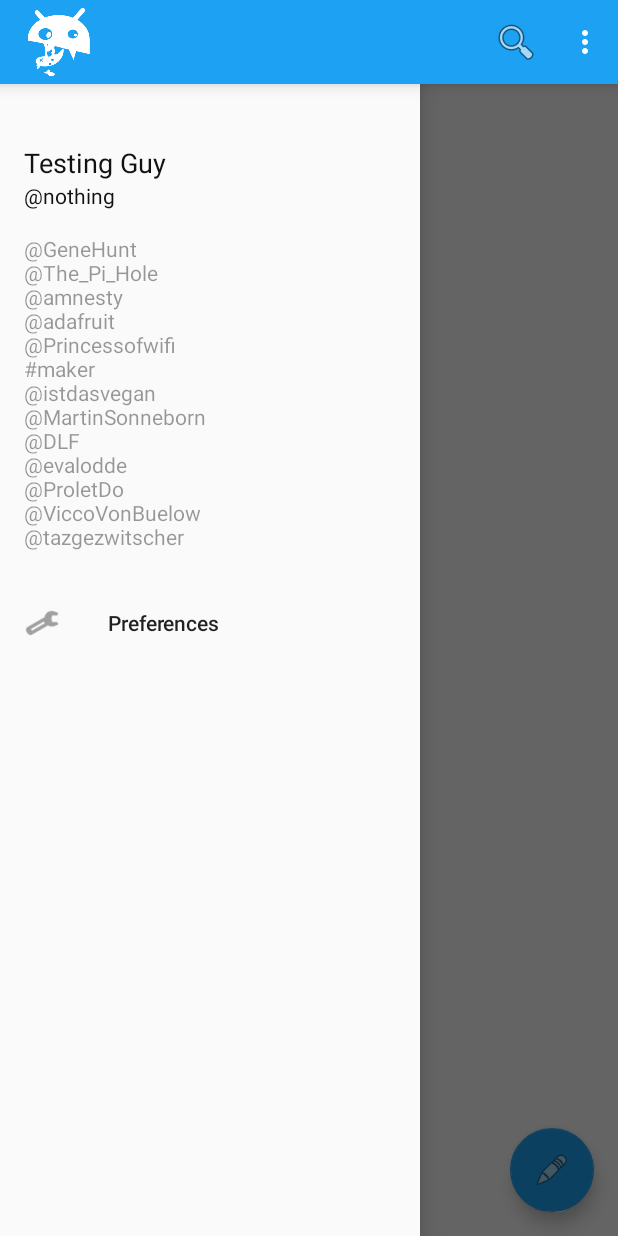
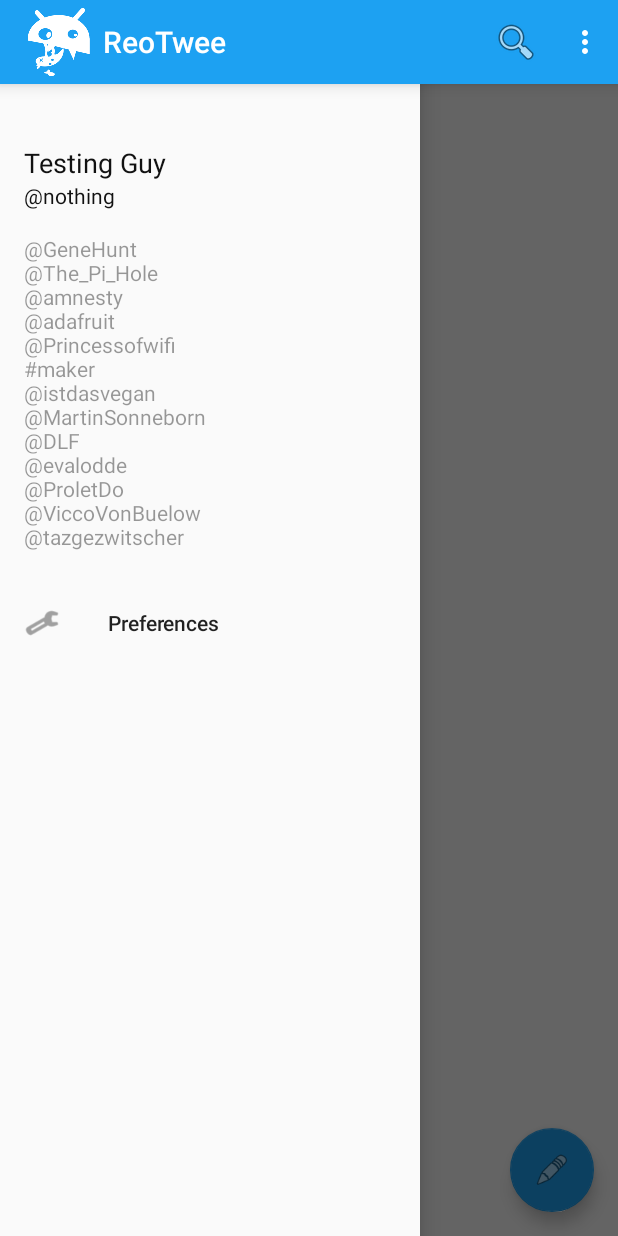
Before and after one commit to no-go/ReoTwe, an Android app: the screen it shows after launch (MainActivity), with the side drawer open, on a phone screen of 412 x 824 dp. Run offline under Robolectric (Android 15) with nearby library versions, the phone set to English and light mode, and no system bars; libraries missing offline, so code that uses them is left out: com.github.paolorotolo.appintro, com.twitter, com.twitter.sdk; 13 statements that could not run were skipped.

Commit message:
first try to add an intro to the App

```diff
--- a/app/build.gradle
+++ b/app/build.gradle
@@ -6,9 +6,9 @@ android {
     defaultConfig {
         applicationId "de.digisocken.read_o_tweet"
         minSdkVersion 16
-        targetSdkVersion 22
+        targetSdkVersion 26
         versionCode 184
-        versionName "1.84"
+        versionName "1.85"
         multiDexEnabled true
     }
     buildTypes {
@@ -33,4 +33,5 @@ dependencies {
     compile 'com.twitter.sdk.android:tweet-ui:3.2.0'
     compile 'com.twitter.sdk.android:tweet-composer:3.2.0' // :-( to get some com.twitter.Regex and other stuff
     compile 'com.android.support:recyclerview-v7:26.1.0'
+    compile 'com.github.apl-devs:appintro:v4.2.2'
 }
--- a/app/src/main/java/de/digisocken/Read_o_Tweet/MainActivity.java
+++ b/app/src/main/java/de/digisocken/Read_o_Tweet/MainActivity.java
@@ -128,6 +128,10 @@ public class MainActivity extends AppCompatActivity
                 Intent intentFlattr = new Intent(Intent.ACTION_VIEW, Uri.parse(ReadOTweetApp.FLATTR_LINK));
                 startActivity(intentFlattr);
                 break;
+            case R.id.action_intro:
+                Intent intentIntro = new Intent(MainActivity.this, IntroActivity.class);
+                startActivity(intentIntro);
+                break;
             case R.id.action_project:
                 Intent intentProj= new Intent(Intent.ACTION_VIEW, Uri.parse(ReadOTweetApp.PROJECT_LINK));
                 startActivity(intentProj);
@@ -143,6 +147,12 @@ public class MainActivity extends AppCompatActivity
         super.onCreate(savedInstanceState);
         setContentView(R.layout.together);
 
+        if (ReadOTweetApp.mPreferences.getBoolean("show_intro", true)) {
+            ReadOTweetApp.mPreferences.edit().putBoolean("show_intro", false).commit();
+            Intent intent = new Intent(MainActivity.this, IntroActivity.class);
+            startActivity(intent);
+        }
+
         try {
             ActionBar ab = getSupportActionBar();
             if(ab != null) {
@@ -150,7 +160,7 @@ public class MainActivity extends AppCompatActivity
                 ab.setHomeButtonEnabled(true);
                 ab.setDisplayUseLogoEnabled(true);
                 ab.setLogo(R.mipmap.ic_launcher_white);
-                ab.setTitle("");
+                ab.setTitle(" " + getString(R.string.app_name));
                 ab.setElevation(10);
             }
         } catch (Exception e) {
--- a/app/src/main/java/de/digisocken/Read_o_Tweet/ReadOTweetApp.java
+++ b/app/src/main/java/de/digisocken/Read_o_Tweet/ReadOTweetApp.java
@@ -65,6 +65,9 @@ public class ReadOTweetApp extends Application {
 
         if (!mPreferences.contains("nightmode_use_start")) {
             mPreferences.edit().putInt("nightmode_use_start", DEFAULT_NIGHT_START).commit();
+        }
+        if (!mPreferences.contains("show_intro")) {
+            mPreferences.edit().putBoolean("show_intro", true).commit();
         }
         if (!mPreferences.contains("nightmode_use_stop")) {
             mPreferences.edit().putInt("nightmode_use_stop", DEFAULT_NIGHT_STOP).commit();
--- a/app/src/main/res/menu/mainmenu.xml
+++ b/app/src/main/res/menu/mainmenu.xml
@@ -24,6 +24,10 @@
         android:title="@string/flattr_this"></item>
 
     <item
+        android:id="@+id/action_intro"
+        android:title="@string/intro"></item>
+
+    <item
         android:id="@+id/action_preferences2"
         android:icon="@android:drawable/ic_menu_preferences"
         android:title="@string/preferences">
--- a/app/src/main/res/values/strings.xml
+++ b/app/src/main/res/values/strings.xml
@@ -1,5 +1,5 @@
 <resources>
-    <string name="app_name">Read-o-Tweet</string>
+    <string name="app_name">ReoTwee</string>
     <string name="flattr_this">Micro-Donate !</string>
     <string name="projPage">Info Website</string>
     <string name="preferences">Preferences</string>
@@ -40,4 +40,5 @@
     <string name="tw__composer_hint">What\'s Happening?</string>
     <string name="tw__post_tweet">Tweet</string>
     <string name="tw__max_tweet_chars">280</string>
+    <string name="intro">Introduction</string>
 </resources>
--- a/build.gradle
+++ b/build.gradle
@@ -19,6 +19,9 @@ allprojects {
         maven {
             url "https://maven.google.com"
         }
+        maven {
+            url "https://jitpack.io"
+        }
         google()
     }
 }
```
Also changed, not shown: app/src/main/AndroidManifest.xml (+10 -1 lines), app/src/main/java/de/digisocken/Read_o_Tweet/IntroActivity.java (added, +70 -0 lines), app/src/main/java/de/digisocken/Read_o_Tweet/SimpleSlide.java (added, +40 -0 lines), app/src/main/res/layout/slide1.xml (added, +14 -0 lines), 3 other files.
